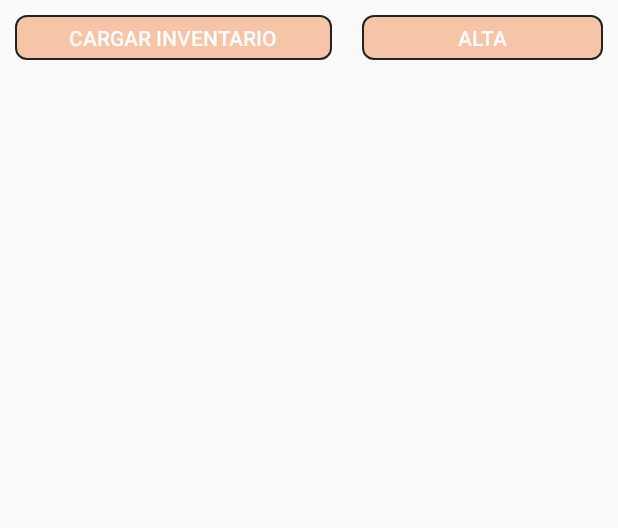
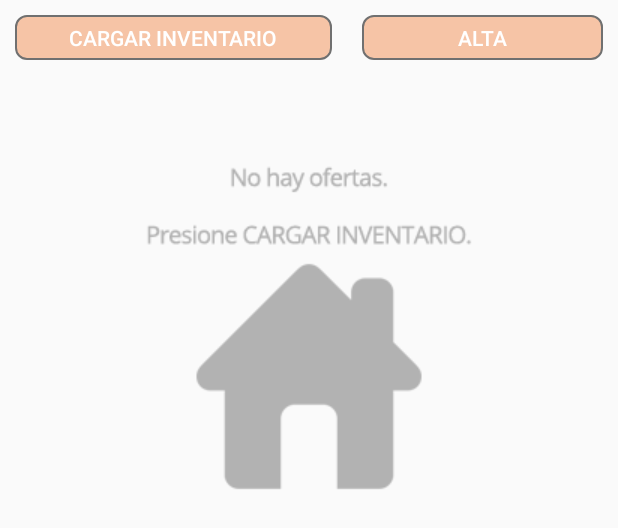
Before and after one commit to sistemasom/SOM, an Android app: the layout fragment_inventario.xml on its own in the app's theme, with its tools: preview values and no code run, on a phone screen of 412 x 824 dp. Shown: the top 528 px of the screen. Run offline under Robolectric (Android 15) with nearby library versions, the phone set to English and light mode, and no system bars.

Commit message:
Imagenes del inventario e iconos.

```diff
--- a/app/src/main/res/drawable/boton.xml
+++ b/app/src/main/res/drawable/boton.xml
@@ -8,6 +8,6 @@
         />
     <stroke
         android:width="1dp"
-        android:color="#242323"
+        android:color="#707070"
         />
 </shape>
--- a/app/src/main/res/layout/fragment_inicio.xml
+++ b/app/src/main/res/layout/fragment_inicio.xml
@@ -22,7 +22,7 @@
             android:layout_centerHorizontal="true"
             android:layout_marginTop="150dp"
             android:fontFamily="casual"
-            android:text="Club de Inmobiliarias S.A.\n           v1.0 - © 2017"
+            android:text="Club de Inmobiliarias S.A.\n           v1.0 - © 2018"
             android:textColor="@color/letra"
             android:textStyle="bold" />
 
--- a/app/src/main/res/layout/fragment_inventario.xml
+++ b/app/src/main/res/layout/fragment_inventario.xml
@@ -49,4 +49,13 @@
             android:layout_height="match_parent" />
     </LinearLayout>
 
+    <ImageView
+        android:id="@+id/sinresultados"
+        android:layout_width="wrap_content"
+        android:layout_height="wrap_content"
+        android:layout_weight="1"
+        android:layout_centerHorizontal="true"
+        android:layout_marginTop="90dp"
+        app:srcCompat="@drawable/sinresultados" />
+
 </RelativeLayout>
```
Also changed, not shown: app/src/main/java/com/som/som/Ubicacion.java (+0 -7 lines), app/src/main/res/drawable-hdpi/icon.png (added), app/src/main/res/drawable-mdpi/icon.png (added), app/src/main/res/drawable-xhdpi/icon.png (added), app/src/main/res/drawable-xxhdpi/icon.png (added), app/src/main/res/drawable/sinresultados.png (added), app/src/main/res/drawable/sli.png (added), app/src/main/res/drawable/splash.png (added).
